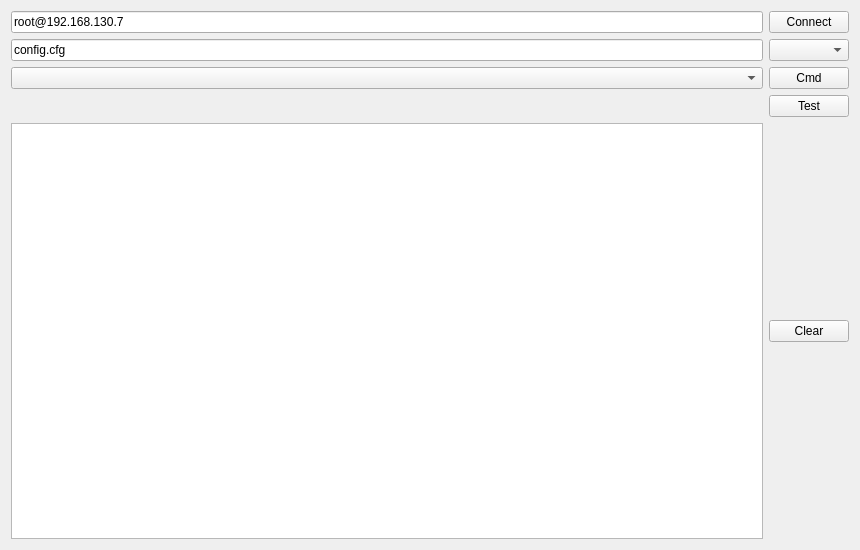
Old version of the form user/mpw3_gui/controller.ui in the repository hephy-dd/eudaq-1.
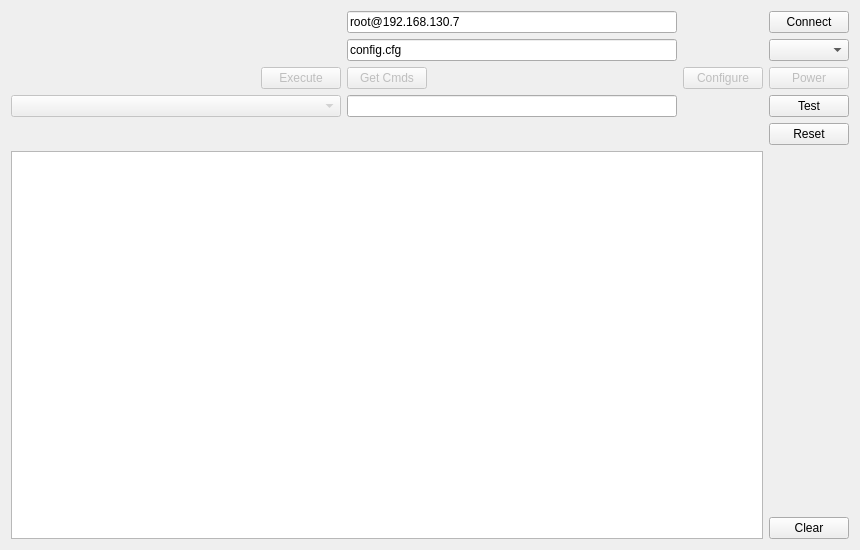
New version of the form.

Commit message:
Controller basically is working
some work still has to be done, like catching errors

```diff
--- a/user/mpw3_gui/controller.ui
+++ b/user/mpw3_gui/controller.ui
@@ -16,56 +16,187 @@
   <layout class="QGridLayout" name="gridLayout_2">
    <item row="0" column="0">
     <layout class="QGridLayout" name="gridLayout">
-     <item row="0" column="1">
+     <item row="0" column="5">
       <widget class="QPushButton" name="pbConnect">
        <property name="text">
         <string>Connect</string>
        </property>
       </widget>
      </item>
-     <item row="4" column="1">
+     <item row="2" column="5">
+      <widget class="QPushButton" name="pbPower">
+       <property name="enabled">
+        <bool>false</bool>
+       </property>
+       <property name="toolTip">
+        <string>&lt;html&gt;&lt;head/&gt;&lt;body&gt;&lt;p&gt;power the MPW3&lt;/p&gt;&lt;p&gt;is checkable&lt;/p&gt;&lt;/body&gt;&lt;/html&gt;</string>
+       </property>
+       <property name="text">
+        <string>Power</string>
+       </property>
+       <property name="checkable">
+        <bool>true</bool>
+       </property>
+      </widget>
+     </item>
+     <item row="5" column="5">
+      <widget class="QPushButton" name="pbReset">
+       <property name="text">
+        <string>Reset</string>
+       </property>
+      </widget>
+     </item>
+     <item row="8" column="5">
       <widget class="QPushButton" name="pbClrLog">
        <property name="text">
         <string>Clear</string>
        </property>
       </widget>
      </item>
-     <item row="4" column="0">
-      <widget class="QTextBrowser" name="tbLog"/>
+     <item row="2" column="4">
+      <widget class="QPushButton" name="pbConfigure">
+       <property name="enabled">
+        <bool>false</bool>
+       </property>
+       <property name="toolTip">
+        <string>&lt;html&gt;&lt;head/&gt;&lt;body&gt;&lt;p&gt;configure MPW3&lt;/p&gt;&lt;/body&gt;&lt;/html&gt;</string>
+       </property>
+       <property name="text">
+        <string>Configure</string>
+       </property>
+      </widget>
+     </item>
+     <item row="1" column="2" colspan="2">
+      <widget class="QLineEdit" name="leConfigFile">
+       <property name="toolTip">
+        <string>&lt;html&gt;&lt;head/&gt;&lt;body&gt;&lt;p&gt;local (in caribou) path to the peary config file&lt;/p&gt;&lt;/body&gt;&lt;/html&gt;</string>
+       </property>
+       <property name="text">
+        <string>config.cfg</string>
+       </property>
+      </widget>
      </item>
      <item row="2" column="1">
-      <widget class="QPushButton" name="pbInitCmds">
+      <widget class="QPushButton" name="pbExecute">
+       <property name="enabled">
+        <bool>false</bool>
+       </property>
+       <property name="toolTip">
+        <string>&lt;html&gt;&lt;head/&gt;&lt;body&gt;&lt;p&gt;execute chosen command&lt;/p&gt;&lt;/body&gt;&lt;/html&gt;</string>
+       </property>
        <property name="text">
-        <string>Cmd</string>
+        <string>Execute</string>
        </property>
       </widget>
      </item>
-     <item row="2" column="0">
-      <widget class="QComboBox" name="cbCommands"/>
+     <item row="3" column="0" colspan="2">
+      <widget class="QComboBox" name="cbCommands">
+       <property name="enabled">
+        <bool>false</bool>
+       </property>
+       <property name="toolTip">
+        <string>choose command to be executed</string>
+       </property>
+      </widget>
      </item>
-     <item row="0" column="0">
+     <item row="0" column="0" colspan="2">
+      <spacer name="horizontalSpacer">
+       <property name="orientation">
+        <enum>Qt::Horizontal</enum>
+       </property>
+       <property name="sizeHint" stdset="0">
+        <size>
+         <width>40</width>
+         <height>20</height>
+        </size>
+       </property>
+      </spacer>
+     </item>
+     <item row="0" column="2" colspan="2">
       <widget class="QLineEdit" name="leSshConn">
+       <property name="toolTip">
+        <string>&lt;html&gt;&lt;head/&gt;&lt;body&gt;&lt;p&gt;SSH login&lt;/p&gt;&lt;/body&gt;&lt;/html&gt;</string>
+       </property>
        <property name="text">
         <string>root@192.168.130.7</string>
        </property>
       </widget>
      </item>
-     <item row="3" column="1">
+     <item row="3" column="2" colspan="2">
+      <widget class="QLineEdit" name="leArgs">
+       <property name="toolTip">
+        <string>&lt;html&gt;&lt;head/&gt;&lt;body&gt;&lt;p&gt;Arguments for Command; Number of expected arguments given with &amp;quot;args: -&amp;quot;&lt;/p&gt;&lt;p&gt;Seperate multiple arguments with a space &amp;quot; &amp;quot;&lt;/p&gt;&lt;/body&gt;&lt;/html&gt;</string>
+       </property>
+      </widget>
+     </item>
+     <item row="2" column="3">
+      <spacer name="horizontalSpacer_2">
+       <property name="orientation">
+        <enum>Qt::Horizontal</enum>
+       </property>
+       <property name="sizeHint" stdset="0">
+        <size>
+         <width>40</width>
+         <height>20</height>
+        </size>
+       </property>
+      </spacer>
+     </item>
+     <item row="2" column="2">
+      <widget class="QPushButton" name="pbInitCmds">
+       <property name="enabled">
+        <bool>false</bool>
+       </property>
+       <property name="toolTip">
+        <string>&lt;html&gt;&lt;head/&gt;&lt;body&gt;&lt;p&gt;Fetch available commands&lt;/p&gt;&lt;/body&gt;&lt;/html&gt;</string>
+       </property>
+       <property name="text">
+        <string>Get Cmds</string>
+       </property>
+      </widget>
+     </item>
+     <item row="2" column="0">
+      <spacer name="horizontalSpacer_3">
+       <property name="orientation">
+        <enum>Qt::Horizontal</enum>
+       </property>
+       <property name="sizeHint" stdset="0">
+        <size>
+         <width>40</width>
+         <height>20</height>
+        </size>
+       </property>
+      </spacer>
+     </item>
+     <item row="1" column="5">
+      <widget class="QComboBox" name="cbLogLevel">
+       <property name="toolTip">
+        <string>&lt;html&gt;&lt;head/&gt;&lt;body&gt;&lt;p&gt;log-level&lt;/p&gt;&lt;/body&gt;&lt;/html&gt;</string>
+       </property>
+      </widget>
+     </item>
+     <item row="3" column="5">
       <widget class="QPushButton" name="pbTest">
        <property name="text">
         <string>Test</string>
        </property>
       </widget>
      </item>
-     <item row="1" column="0">
-      <widget class="QLineEdit" name="leConfigFile">
-       <property name="text">
-        <string>config.cfg</string>
+     <item row="7" column="5">
+      <spacer name="verticalSpacer">
+       <property name="orientation">
+        <enum>Qt::Vertical</enum>
        </property>
-      </widget>
+       <property name="sizeHint" stdset="0">
+        <size>
+         <width>20</width>
+         <height>40</height>
+        </size>
+       </property>
+      </spacer>
      </item>
-     <item row="1" column="1">
-      <widget class="QComboBox" name="cbLogLevel"/>
+     <item row="7" column="0" rowspan="2" colspan="5">
+      <widget class="QTextBrowser" name="tbLog"/>
      </item>
     </layout>
    </item>
```
The commit also changes 2 other files.
